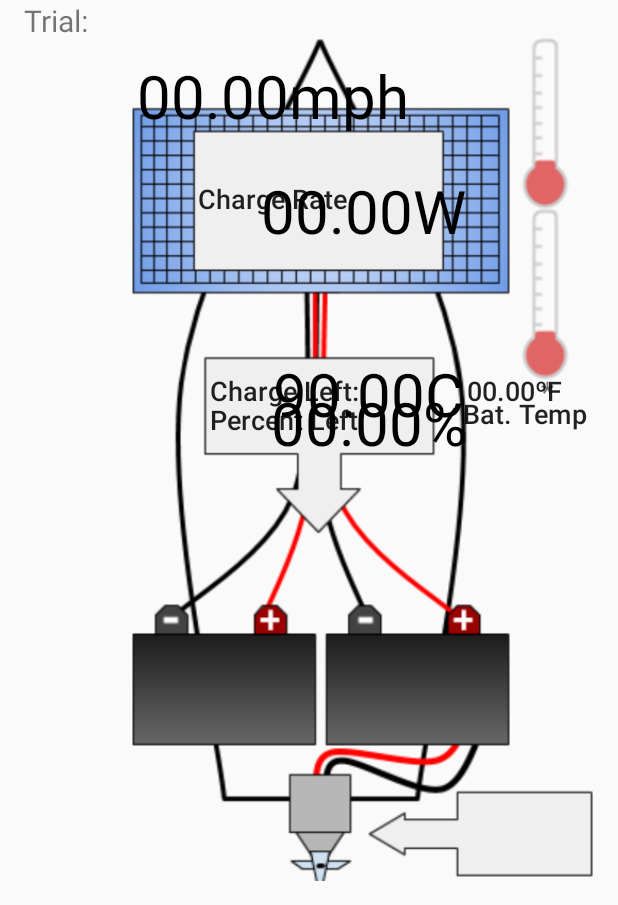
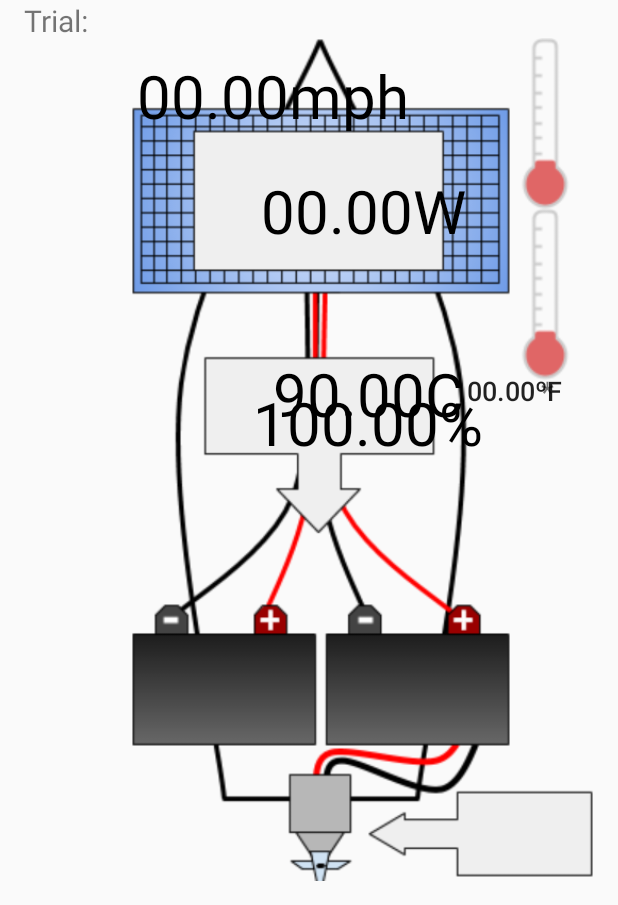
Before and after one commit to CarnegieMellonSolarRacing/AndroidApp, an Android app: the screen it shows after launch (MainActivity), after a tap on "START", on a phone screen of 412 x 824 dp, the part 331-1236 px from its top. Run offline under Robolectric (Android 15) with nearby library versions, the phone set to English and light mode, and no system bars; libraries missing offline, so code that uses them is left out: com.github.mikephil.charting; plain views replace BarChart.

Commit message:
Temporarily remove start screen text labels Added user input of initial charge percent

```diff
--- a/app/src/main/java/co/cmsr/optiandroid/DataManager.java
+++ b/app/src/main/java/co/cmsr/optiandroid/DataManager.java
@@ -25,10 +25,10 @@ import co.cmsr.optiandroid.logging.LoggerPacket;
 import co.cmsr.optiandroid.logging.Logger;
 import co.cmsr.optiandroid.renderers.DataRenderer;
 
-/**
- * Created by jonbuckley on 4/26/17.
+/*
+ * Data Manager is the high level interface between external events (ex: user click button
+ * or arduino sends data) and any backend processing.
  */
-
 public class DataManager {
     Context context;
 
@@ -44,6 +44,7 @@ public class DataManager {
 
     // Battery Charge Calculations
     Double total_charge;
+    Double initial_charge_percent;
 
     Button connectButton;
     long startTime;
@@ -56,20 +57,23 @@ public class DataManager {
             String trialName,
             boolean saveLog,
             Double initial_charge,
+            Double initial_charge_percent,
             DataRenderer dataRenderer,
             BoatConfig boatConfig,
             BoatMap boatMap,
             DataProcessorConfig dpConfig) {
         this.context = context;
-        this.total_charge = initial_charge;
-        this.dataRenderer = dataRenderer;
+        this.total_charge = initial_charge;  // total charge left
+        this.initial_charge_percent = initial_charge_percent;
+        this.dataRenderer = dataRenderer;  // handles displaying data
         this.boatConfig = boatConfig;
         this.boatMap = boatMap;
         this.dataPackets = new LinkedList<DataPacket>();
 
         // First data value with dummy measurements and initial charge
+        // Need to do this since every new charge estimate depends on previous in the linked list
         DataPacket new_dp = new DataPacket(0, initial_charge,
-                0, 0, 0);
+                initial_charge_percent, 0, 0);
         this.dataPackets.add(new_dp);
 
         // Get date and append to trial name for log name.
@@ -133,8 +137,8 @@ public class DataManager {
         }
     }
 
-    public void onReceivedData(byte[] arg0) {
-        isFirstInput = dataParser.parseData(arg0, isFirstInput, dataPackets, total_charge);
+    public void onReceivedData(byte[] received_bytes) {
+        isFirstInput = dataParser.parseData(received_bytes, isFirstInput, dataPackets, total_charge);
         dataRenderer.renderData(dataPackets);
     }
 
--- a/app/src/main/java/co/cmsr/optiandroid/MainActivity.java
+++ b/app/src/main/java/co/cmsr/optiandroid/MainActivity.java
@@ -41,13 +41,14 @@ public class MainActivity extends AppCompatActivity {
         boolean saveLog = i.getBooleanExtra("save_log", false);
         String name = i.getStringExtra("trial_name");
         Double initial_charge = i.getDoubleExtra("initial_charge", 90);
+        Double initial_charge_percent = i.getDoubleExtra("initial_charge_percent", 100);
         debugEnabled = i.getBooleanExtra("debug_enabled", false);
 
         setContentView(R.layout.activity_main);
 
         trialDisplay = (TextView) findViewById(R.id.trialDisplay);
 
-        Initialize(name, saveLog, initial_charge);
+        Initialize(name, saveLog, initial_charge, initial_charge_percent);
     }
 
     @Override
@@ -63,7 +64,8 @@ public class MainActivity extends AppCompatActivity {
         super.onResume();
     }
 
-    protected void Initialize(final String trialName, boolean saveLog, final Double initial_charge) {
+    protected void Initialize(final String trialName, boolean saveLog,
+                              final Double initial_charge, final Double initial_charge_percent) {
         runOnUiThread(new Runnable() {
             @Override
             public void run() {
@@ -74,12 +76,16 @@ public class MainActivity extends AppCompatActivity {
         BoatMap boatMap = new BoatMap(true /* use defaults */);
         BoatConfig boatConfig = new BoatConfig(true /* use defaults */);
         DataProcessorConfig dpConfig = new DataProcessorConfig(true /* use defaults */);
-        BoatDataRenderer renderer = new BoatDataRenderer(this, boatConfig, initial_charge);
+
+        // Pass in any user-entered data into renderer to be processed
+        BoatDataRenderer renderer = new BoatDataRenderer(this, boatConfig, initial_charge,
+                                                        initial_charge_percent);
         dataManager = new DataManager(
                 this,
                 trialName,
                 saveLog,
                 initial_charge,
+                initial_charge_percent,
                 renderer,
                 boatConfig,
                 boatMap,
--- a/app/src/main/java/co/cmsr/optiandroid/StartScreen.java
+++ b/app/src/main/java/co/cmsr/optiandroid/StartScreen.java
@@ -12,7 +12,7 @@ import android.widget.EditText;
 import android.widget.ToggleButton;
 
 public class StartScreen extends AppCompatActivity {
-    EditText init_charge_field;
+    EditText init_charge_field, init_charge_per_field;
     EditText trial_name;
     ToggleButton saveLogButton, enableDebugButton;
     Button startButton, loadLogButton;
@@ -26,6 +26,7 @@ public class StartScreen extends AppCompatActivity {
 
         trial_name = (EditText) findViewById(R.id.trial_name);
         init_charge_field = (EditText) findViewById(R.id.initial_charge);
+        init_charge_per_field = (EditText) findViewById(R.id.init_charge_percent);
         saveLogButton = (ToggleButton) findViewById(R.id.saveLogButton);
         enableDebugButton = (ToggleButton) findViewById(R.id.enableDebugButton);
         startButton = (Button) findViewById(R.id.startButton);
@@ -73,6 +74,7 @@ public class StartScreen extends AppCompatActivity {
     public void startButtonClicked(View view) {
         String trial_name_text = trial_name.getText().toString();
         String init_charge_text = init_charge_field.getText().toString();
+        String init_charge_per_text = init_charge_per_field.getText().toString();
         boolean saveLog = saveLogButton.isChecked();
         boolean debugEnabled = enableDebugButton.isChecked();
 
@@ -86,6 +88,9 @@ public class StartScreen extends AppCompatActivity {
         if (init_charge_text.length() != 0) {
             i.putExtra("initial_charge", Double.parseDouble(init_charge_text));
         }
+        if (init_charge_per_text.length() != 0) {
+            i.putExtra("initial_charge_percent", Double.parseDouble(init_charge_per_text));
+        }
         i.putExtra("save_log", saveLog);
         i.putExtra("debug_enabled", debugEnabled);
         startActivity(i);
--- a/app/src/main/java/co/cmsr/optiandroid/communication/DataParser.java
+++ b/app/src/main/java/co/cmsr/optiandroid/communication/DataParser.java
@@ -28,7 +28,7 @@ public class DataParser {
                               double charge_left) {
         buffer += new String(data);
 
-        // Try to parse data if we have received a "full line"
+        // Try to parse data if we have received a complete message from arduino
         if (buffer.contains("\n")) {
 
             if (!isFirstInput) {
@@ -58,7 +58,7 @@ public class DataParser {
                 } catch (Exception e) {
                     System.out.println("Could not parse the following line: " + firstLine);
                 }
-            } else isFirstInput = false;
+            } else isFirstInput = false;  // ignore first message since possibly truncated
 
             // Pop off the first line from the buffer.
             buffer = buffer.substring(buffer.length());
@@ -68,7 +68,7 @@ public class DataParser {
 
     public double calc_leftover_charge(double charge_left, double discharge_rate, double charge_rate) {
         double net_change = charge_rate - discharge_rate;
-        return charge_left + net_change * ;
+        return charge_left + net_change;
     }
 
 //    public DataPacket getDataPacket() {
--- a/app/src/main/java/co/cmsr/optiandroid/renderers/BoatDataRenderer.java
+++ b/app/src/main/java/co/cmsr/optiandroid/renderers/BoatDataRenderer.java
@@ -32,7 +32,8 @@ public class BoatDataRenderer implements DataRenderer {
 
     volatile boolean uiInitialized;
 
-    public BoatDataRenderer(Activity activity, final BoatConfig boatConfig, Double charge_left) {
+    public BoatDataRenderer(Activity activity, final BoatConfig boatConfig, Double charge_left,
+                            Double initial_charge_percent) {
         uiInitialized = false;
 
         final ImageView boatGraphic = (ImageView) activity.findViewById(R.id.boatGraphic);
@@ -46,10 +47,13 @@ public class BoatDataRenderer implements DataRenderer {
 
         solarPanelDisplay = new DataTextDisplay(solarPanelPowerTextView, power_symbol);
         batteryChargeDisplay = new DataTextDisplay(batteryChargeTextView, charge_symbol);
-        batteryChargeDisplay.updateDisplay(charge_left);
         batteryChargePercentDisplay = new DataTextDisplay(batteryChargePercentTextView, percent_symbol);
         batteryTempDisplay = new DataTextDisplay(batteryTempTextView, temp_symbol);
         boatSpeedDisplay = new DataTextDisplay(boatSpeedTextView, speed_symbol);
+
+        // Update text views with initial data
+        batteryChargeDisplay.updateDisplay(charge_left);
+        batteryChargePercentDisplay.updateDisplay(initial_charge_percent);
 
 
         boatGraphic.post(new Runnable() {
--- a/app/src/main/res/layout/boat_display.xml
+++ b/app/src/main/res/layout/boat_display.xml
@@ -99,7 +99,7 @@
         android:id="@+id/batteryChargePercent"
         android:layout_width="wrap_content"
         android:layout_height="wrap_content"
-        android:text="10.0 A"
+        android:text="100 %"
         android:textColor="@android:color/primary_text_light"
         android:textSize="@dimen/text_primary"
         app:layout_constraintBottom_toBottomOf="@+id/boatGraphic"
@@ -137,60 +137,4 @@
         app:layout_constraintTop_toTopOf="@+id/boatGraphic"
         app:layout_constraintVertical_bias="0.415" />
 
-    <TextView
-        android:id="@+id/textView"
-        android:layout_width="wrap_content"
-        android:layout_height="wrap_content"
-        android:text="Charge Left:"
-        android:textAppearance="@style/TextAppearance.AppCompat.Body2"
-        android:textSize="18sp"
-        app:layout_constraintBottom_toBottomOf="@+id/boatGraphic"
-        app:layout_constraintHorizontal_bias="0.25"
-        app:layout_constraintLeft_toLeftOf="@+id/boatGraphic"
-        app:layout_constraintRight_toRightOf="@+id/boatGraphic"
-        app:layout_constraintTop_toTopOf="@+id/boatGraphic"
-        app:layout_constraintVertical_bias="0.415" />
-
-    <TextView
-        android:id="@+id/textView2"
-        android:layout_width="wrap_content"
-        android:layout_height="20dp"
-        android:text="Percent Left:"
-        android:textAppearance="@style/TextAppearance.AppCompat.Body2"
-        android:textSize="18sp"
-        app:layout_constraintBottom_toBottomOf="@+id/boatGraphic"
-        app:layout_constraintHorizontal_bias="0.255"
-        app:layout_constraintLeft_toLeftOf="@+id/boatGraphic"
-        app:layout_constraintRight_toRightOf="@+id/boatGraphic"
-        app:layout_constraintTop_toTopOf="@+id/boatGraphic"
-        app:layout_constraintVertical_bias="0.447" />
-
-    <TextView
-        android:id="@+id/textView5"
-        android:layout_width="wrap_content"
-        android:layout_height="29dp"
-        android:text="Bat. Temp"
-        android:textAppearance="@style/TextAppearance.AppCompat.Body2"
-        android:textSize="18sp"
-        app:layout_constraintBottom_toBottomOf="@+id/boatGraphic"
-        app:layout_constraintHorizontal_bias="0.978"
-        app:layout_constraintLeft_toLeftOf="@+id/boatGraphic"
-        app:layout_constraintRight_toRightOf="@+id/boatGraphic"
-        app:layout_constraintTop_toTopOf="@+id/boatGraphic"
-        app:layout_constraintVertical_bias="0.447" />
-
-    <TextView
-        android:id="@+id/textView3"
-        android:layout_width="wrap_content"
-        android:layout_height="wrap_content"
-        android:text="Charge Rate"
-        android:textAppearance="@style/TextAppearance.AppCompat.Body2"
-        android:textSize="18sp"
-        app:layout_constraintBottom_toBottomOf="@+id/boatGraphic"
-        app:layout_constraintHorizontal_bias="0.214"
-        app:layout_constraintLeft_toLeftOf="@+id/boatGraphic"
-        app:layout_constraintRight_toRightOf="@+id/boatGraphic"
-        app:layout_constraintTop_toTopOf="@+id/boatGraphic"
-        app:layout_constraintVertical_bias="0.176" />
-
 </android.support.constraint.ConstraintLayout>
```
Also changed, not shown: app/src/main/res/layout/content_start_screen.xml (+36 -15 lines).
